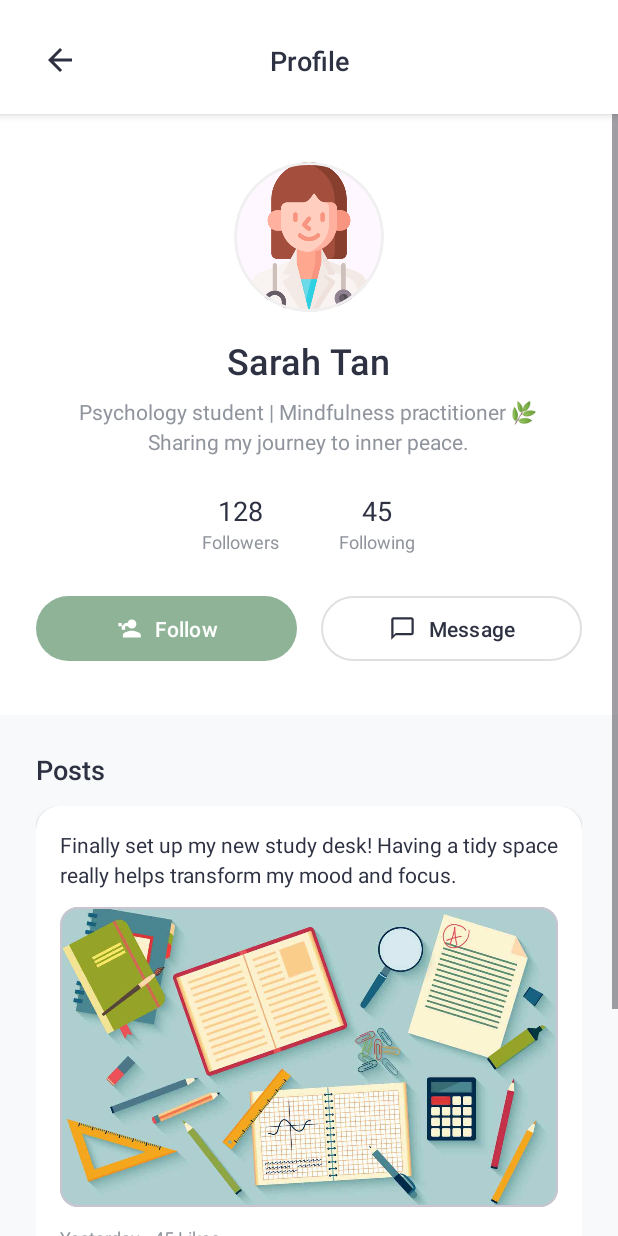
After one commit to Kejunfang/MAD_GP, an Android app: the UserProfile screen opened directly, with no data from a screen before it, on a phone screen of 412 x 824 dp. The commit adds this screen. Run offline under Robolectric (Android 15) with nearby library versions, the phone set to English and light mode, and no system bars.

Commit message:
update function and communityFeed

```diff
--- a/app/src/main/AndroidManifest.xml
+++ b/app/src/main/AndroidManifest.xml
@@ -11,6 +11,9 @@
         android:roundIcon="@mipmap/ic_launcher_round"
         android:supportsRtl="true"
         android:theme="@style/Theme.MAD_GP">
+        <activity
+            android:name=".UserProfile"
+            android:exported="false" />
         <activity
             android:name=".ChatRow"
             android:exported="false" />
--- a/app/src/main/java/com/example/mad_gp/CommunityFeed.java
+++ b/app/src/main/java/com/example/mad_gp/CommunityFeed.java
@@ -16,7 +16,6 @@ public class CommunityFeed extends AppCompatActivity {
     @Override
     protected void onCreate(Bundle savedInstanceState) {
         super.onCreate(savedInstanceState);
-        // 确保这里的 XML 文件名和你 res/layout/ 下的一致
         setContentView(R.layout.activity_community_feed);
 
         // --- 1. 初始化控件 ---
@@ -31,17 +30,33 @@ public class CommunityFeed extends AppCompatActivity {
         LinearLayout navSocial = findViewById(R.id.navSocial);
         LinearLayout navProfile = findViewById(R.id.navProfile);
 
+        // 【新增】获取动态里的头像 (请确保你在 XML 里加了 ID)
+        View ivAvatar1 = findViewById(R.id.ivAvatar1); // Alex Chen 的头像
 
-        // --- 2. 设置功能按钮点击事件 ---
+        // --- 2. 设置头像点击跳转 (UserProfile) ---
+
+        if (ivAvatar1 != null) {
+            ivAvatar1.setOnClickListener(new View.OnClickListener() {
+                @Override
+                public void onClick(View v) {
+                    Intent intent = new Intent(CommunityFeed.this, UserProfile.class);
+                    // (可选) 传递用户名给下一个页面，这样 UserProfile 可以显示不同的名字
+                    intent.putExtra("USER_NAME", "Alex Chen");
+                    startActivity(intent);
+                }
+            });
+        }
+
+
+        // --- 3. 设置其他功能按钮点击事件 ---
 
         // 聊天按钮
         btnChat.setOnClickListener(new View.OnClickListener() {
             @Override
             public void onClick(View v) {
-                // 暂时弹窗，未来可以跳转到 ChatListActivity
-                Intent intent = new Intent(CommunityFeed.this,ChatList.class);
+                // 跳转到聊天列表页
+                Intent intent = new Intent(CommunityFeed.this, ChatList.class);
                 startActivity(intent);
-                Toast.makeText(CommunityFeed.this, "Opening Chats...", Toast.LENGTH_SHORT).show();
             }
         });
 
@@ -49,14 +64,15 @@ public class CommunityFeed extends AppCompatActivity {
         fabPost.setOnClickListener(new View.OnClickListener() {
             @Override
             public void onClick(View v) {
-                Intent intent = new Intent(CommunityFeed.this, CreatePost.class);
+                // 跳转到发布页面
+                // 假设你还没有 CreatePostActivity，这里先保留 Toast 或者跳转逻辑
+                Intent intent = new Intent(CommunityFeed.this, CreatePost.class); // 如果还没建这个文件会报错，请先建好
                 startActivity(intent);
-                Toast.makeText(CommunityFeed.this, "Create a new post", Toast.LENGTH_SHORT).show();
             }
         });
 
 
-        // --- 3. 设置底部导航栏跳转逻辑 ---
+        // --- 4. 设置底部导航栏跳转逻辑 ---
 
         // 跳转到 Home
         navHome.setOnClickListener(new View.OnClickListener() {
@@ -65,6 +81,7 @@ public class CommunityFeed extends AppCompatActivity {
                 Intent intent = new Intent(CommunityFeed.this, HomePage.class);
                 intent.addFlags(Intent.FLAG_ACTIVITY_CLEAR_TOP | Intent.FLAG_ACTIVITY_SINGLE_TOP);
                 startActivity(intent);
+                overridePendingTransition(0, 0);
             }
         });
 
@@ -74,6 +91,7 @@ public class CommunityFeed extends AppCompatActivity {
             public void onClick(View v) {
                 Intent intent = new Intent(CommunityFeed.this, Event.class);
                 startActivity(intent);
+                overridePendingTransition(0, 0);
             }
         });
 
@@ -81,17 +99,17 @@ public class CommunityFeed extends AppCompatActivity {
         navSocial.setOnClickListener(new View.OnClickListener() {
             @Override
             public void onClick(View v) {
-                // 已经在当前页，不做操作，或者可以刷新列表
-                // Toast.makeText(CommunityFeed.this, "Refreshing feed...", Toast.LENGTH_SHORT).show();
+                // 已经在当前页
             }
         });
 
-        // 跳转到 Profile
+        // 跳转到 Profile (我的个人主页)
         navProfile.setOnClickListener(new View.OnClickListener() {
             @Override
             public void onClick(View v) {
                 Intent intent = new Intent(CommunityFeed.this, ProfilePage.class);
                 startActivity(intent);
+                overridePendingTransition(0, 0);
             }
         });
     }
--- a/app/src/main/java/com/example/mad_gp/HomePage.java
+++ b/app/src/main/java/com/example/mad_gp/HomePage.java
@@ -70,14 +70,12 @@ public class HomePage extends AppCompatActivity {
         navHome.setOnClickListener(new View.OnClickListener() {
             @Override
             public void onClick(View v) {
-                Toast.makeText(HomePage.this, "Home clicked!", Toast.LENGTH_SHORT).show();
             }
         });
 
         navEvent.setOnClickListener(new View.OnClickListener() {
             @Override
             public void onClick(View v) {
-                Toast.makeText(HomePage.this, "Event clicked! ", Toast.LENGTH_SHORT).show();
                 // 未来在这里添加跳转代码：
                 Intent intent = new Intent(HomePage.this, Event.class);
                 startActivity(intent);
@@ -88,7 +86,6 @@ public class HomePage extends AppCompatActivity {
             @Override
             public void onClick(View v) {
                 // 跳转到社区页面 (Community Feed)
-                Toast.makeText(HomePage.this, "Social clicked!", Toast.LENGTH_SHORT).show();
                 Intent intent = new Intent(HomePage.this, CommunityFeed.class);
                 startActivity(intent);
             }
@@ -100,7 +97,6 @@ public class HomePage extends AppCompatActivity {
                 // 跳转到个人资料页面 (Profile)
                 // 假设你的 profile 页面目前可能叫 AppointmentBooking? 或者你可以新建一个 ProfileActivity
                 // 这里暂时用 Toast
-                Toast.makeText(HomePage.this, "Profile clicked!", Toast.LENGTH_SHORT).show();
                 Intent intent = new Intent(HomePage.this, ProfilePage.class);
                 startActivity(intent);
             }
--- /dev/null
+++ b/app/src/main/java/com/example/mad_gp/UserProfile.java
@@ -0,0 +1,81 @@
+package com.example.mad_gp; // 记得检查包名
+
+import android.content.Intent;
+import android.content.res.ColorStateList;
+import android.graphics.Color;
+import android.os.Bundle;
+import android.view.View;
+import android.widget.ImageButton;
+import android.widget.TextView;
+import android.widget.Toast;
+
+import androidx.appcompat.app.AppCompatActivity;
+import androidx.core.content.ContextCompat;
+
+import com.google.android.material.button.MaterialButton;
+
+public class UserProfile extends AppCompatActivity {
+
+    private boolean isFollowing = false; // 记录是否已关注
+
+    @Override
+    protected void onCreate(Bundle savedInstanceState) {
+        super.onCreate(savedInstanceState);
+        // 确保这里对应的是你之前创建的他人主页 XML 文件名
+        setContentView(R.layout.activity_user_profile);
+
+        // --- 1. 初始化控件 ---
+        ImageButton btnBack = findViewById(R.id.btnBack);
+        TextView tvUserName = findViewById(R.id.tvUserName);
+        MaterialButton btnFollow = findViewById(R.id.btnFollow);
+        MaterialButton btnMessage = findViewById(R.id.btnMessage);
+
+        // (可选) 如果是从其他页面跳过来并传了名字，可以在这里接收
+        // String name = getIntent().getStringExtra("USER_NAME");
+        // if (name != null) tvUserName.setText(name);
+
+        // --- 2. 返回按钮 ---
+        btnBack.setOnClickListener(new View.OnClickListener() {
+            @Override
+            public void onClick(View v) {
+                finish(); // 关闭当前页面
+            }
+        });
+
+        // --- 3. 关注按钮逻辑 (模拟切换状态) ---
+        btnFollow.setOnClickListener(new View.OnClickListener() {
+            @Override
+            public void onClick(View v) {
+                if (isFollowing) {
+                    // 如果已经是关注状态 -> 取消关注
+                    isFollowing = false;
+                    btnFollow.setText("Follow");
+                    // 恢复成绿色背景
+                    btnFollow.setBackgroundTintList(ColorStateList.valueOf(getResources().getColor(R.color.sage_green)));
+                    btnFollow.setTextColor(getResources().getColor(R.color.white));
+                    Toast.makeText(UserProfile.this, "Unfollowed", Toast.LENGTH_SHORT).show();
+                } else {
+                    // 如果没关注 -> 变成已关注
+                    isFollowing = true;
+                    btnFollow.setText("Following");
+                    // 变成灰色背景，表示已操作
+                    btnFollow.setBackgroundTintList(ColorStateList.valueOf(Color.parseColor("#E0E0E0")));
+                    btnFollow.setTextColor(getResources().getColor(R.color.text_main));
+                    Toast.makeText(UserProfile.this, "Following!", Toast.LENGTH_SHORT).show();
+                }
+            }
+        });
+
+        // --- 4. 聊天按钮逻辑 ---
+        btnMessage.setOnClickListener(new View.OnClickListener() {
+            @Override
+            public void onClick(View v) {
+                // 跳转到聊天页面 (ChatPage)
+                Intent intent = new Intent(UserProfile.this, Chat.class);
+                // 可选：把名字传给聊天页，让聊天页标题显示 "Sarah Tan"
+                intent.putExtra("USER_NAME", tvUserName.getText().toString());
+                startActivity(intent);
+            }
+        });
+    }
+}
--- /dev/null
+++ b/app/src/main/res/drawable/ic_person_add.xml
@@ -0,0 +1,10 @@
+<vector xmlns:android="http://schemas.android.com/apk/res/android"
+    android:width="24dp"
+    android:height="24dp"
+    android:viewportWidth="24"
+    android:viewportHeight="24"
+    android:tint="#FFFFFF">
+    <path
+        android:fillColor="@android:color/white"
+        android:pathData="M15,12c2.21,0 4,-1.79 4,-4s-1.79,-4 -4,-4 -4,1.79 -4,4 1.79,4 4,4zM6,10v-3h-3v3h3v3h3v-3h3v-3h-3zM15,14c-2.67,0 -8,1.34 -8,4v2h16v-2c0,-2.66 -5.33,-4 -8,-4z"/>
+</vector>
--- a/app/src/main/res/layout/activity_community_feed.xml
+++ b/app/src/main/res/layout/activity_community_feed.xml
@@ -87,6 +87,7 @@
                             app:cardCornerRadius="20dp"
                             app:cardElevation="0dp">
                             <ImageView
+                                android:id="@+id/ivAvatar1"
                                 android:layout_width="match_parent"
                                 android:layout_height="match_parent"
                                 android:src="@drawable/counsellor1"
--- /dev/null
+++ b/app/src/main/res/layout/activity_user_profile.xml
@@ -0,0 +1,308 @@
+<?xml version="1.0" encoding="utf-8"?>
+<androidx.constraintlayout.widget.ConstraintLayout xmlns:android="http://schemas.android.com/apk/res/android"
+    xmlns:app="http://schemas.android.com/apk/res-auto"
+    xmlns:tools="http://schemas.android.com/tools"
+    android:layout_width="match_parent"
+    android:layout_height="match_parent"
+    android:background="@color/minimal_bg"
+    android:fitsSystemWindows="true">
+
+    <androidx.constraintlayout.widget.ConstraintLayout
+        android:id="@+id/headerContainer"
+        android:layout_width="match_parent"
+        android:layout_height="wrap_content"
+        android:background="@color/white"
+        android:elevation="4dp"
+        android:paddingTop="16dp"
+        android:paddingBottom="12dp"
+        android:paddingHorizontal="16dp"
+        app:layout_constraintTop_toTopOf="parent">
+
+        <ImageButton
+            android:id="@+id/btnBack"
+            android:layout_width="48dp"
+            android:layout_height="48dp"
+            android:background="?attr/selectableItemBackgroundBorderless"
+            android:padding="12dp"
+            android:src="@drawable/ic_arrow_back"
+            android:clickable="true"
+            android:focusable="true"
+            app:tint="@color/text_main"
+            app:layout_constraintBottom_toBottomOf="parent"
+            app:layout_constraintStart_toStartOf="parent"
+            app:layout_constraintTop_toTopOf="parent"
+            tools:ignore="ContentDescription" />
+
+        <TextView
+            android:layout_width="wrap_content"
+            android:layout_height="wrap_content"
+            android:fontFamily="sans-serif-medium"
+            android:text="Profile"
+            android:textColor="@color/text_main"
+            android:textSize="18sp"
+            app:layout_constraintBottom_toBottomOf="parent"
+            app:layout_constraintEnd_toEndOf="parent"
+            app:layout_constraintStart_toStartOf="parent"
+            app:layout_constraintTop_toTopOf="parent" />
+
+    </androidx.constraintlayout.widget.ConstraintLayout>
+
+    <ScrollView
+        android:layout_width="match_parent"
+        android:layout_height="0dp"
+        android:fillViewport="true"
+        app:layout_constraintBottom_toBottomOf="parent"
+        app:layout_constraintTop_toBottomOf="@id/headerContainer">
+
+        <LinearLayout
+            android:layout_width="match_parent"
+            android:layout_height="wrap_content"
+            android:orientation="vertical"
+            android:paddingBottom="32dp">
+
+            <LinearLayout
+                android:layout_width="match_parent"
+                android:layout_height="wrap_content"
+                android:background="@color/white"
+                android:gravity="center"
+                android:orientation="vertical"
+                android:paddingHorizontal="24dp"
+                android:paddingVertical="32dp">
+
+                <com.google.android.material.card.MaterialCardView
+                    android:layout_width="100dp"
+                    android:layout_height="100dp"
+                    app:cardCornerRadius="50dp"
+                    app:cardElevation="0dp"
+                    app:strokeColor="#F0F0F0"
+                    app:strokeWidth="2dp">
+
+                    <ImageView
+                        android:id="@+id/ivUserAvatar"
+                        android:layout_width="match_parent"
+                        android:layout_height="match_parent"
+                        android:scaleType="centerCrop"
+                        android:src="@drawable/counsellor2" />
+                </com.google.android.material.card.MaterialCardView>
+
+                <TextView
+                    android:id="@+id/tvUserName"
+                    android:layout_width="wrap_content"
+                    android:layout_height="wrap_content"
+                    android:layout_marginTop="16dp"
+                    android:fontFamily="sans-serif-medium"
+                    android:text="Sarah Tan"
+                    android:textColor="@color/text_main"
+                    android:textSize="24sp" />
+
+                <TextView
+                    android:id="@+id/tvUserBio"
+                    android:layout_width="wrap_content"
+                    android:layout_height="wrap_content"
+                    android:layout_marginTop="8dp"
+                    android:gravity="center"
+                    android:lineSpacingMultiplier="1.2"
+                    android:text="Psychology student | Mindfulness practitioner 🌿\nSharing my journey to inner peace."
+                    android:textColor="@color/text_secondary"
+                    android:textSize="14sp" />
+
+                <LinearLayout
+                    android:layout_width="match_parent"
+                    android:layout_height="wrap_content"
+                    android:layout_marginTop="24dp"
+                    android:gravity="center"
+                    android:orientation="horizontal">
+
+                    <LinearLayout
+                        android:layout_width="wrap_content"
+                        android:layout_height="wrap_content"
+                        android:layout_marginEnd="40dp"
+                        android:gravity="center"
+                        android:orientation="vertical">
+
+                        <TextView
+                            android:layout_width="wrap_content"
+                            android:layout_height="wrap_content"
+                            android:fontFamily="sans-serif-bold"
+                            android:text="128"
+                            android:textColor="@color/text_main"
+                            android:textSize="18sp" />
+
+                        <TextView
+                            android:layout_width="wrap_content"
+                            android:layout_height="wrap_content"
+                            android:text="Followers"
+                            android:textColor="@color/text_secondary"
+                            android:textSize="12sp" />
+                    </LinearLayout>
+
+                    <LinearLayout
+                        android:layout_width="wrap_content"
+                        android:layout_height="wrap_content"
+                        android:gravity="center"
+                        android:orientation="vertical">
+
+                        <TextView
+                            android:layout_width="wrap_content"
+                            android:layout_height="wrap_content"
+                            android:fontFamily="sans-serif-bold"
+                            android:text="45"
+                            android:textColor="@color/text_main"
+                            android:textSize="18sp" />
+
+                        <TextView
+                            android:layout_width="wrap_content"
+                            android:layout_height="wrap_content"
+                            android:text="Following"
+                            android:textColor="@color/text_secondary"
+                            android:textSize="12sp" />
+                    </LinearLayout>
+                </LinearLayout>
+
+                <LinearLayout
+                    android:layout_width="match_parent"
+                    android:layout_height="wrap_content"
+                    android:layout_marginTop="24dp"
+                    android:orientation="horizontal">
+
+                    <com.google.android.material.button.MaterialButton
+                        android:id="@+id/btnFollow"
+                        android:layout_width="0dp"
+                        android:layout_height="wrap_content"
+                        android:layout_marginEnd="8dp"
+                        android:layout_weight="1"
+                        android:fontFamily="sans-serif-medium"
+                        android:paddingVertical="12dp"
+                        android:text="Follow"
+                        android:textColor="@color/white"
+                        app:backgroundTint="@color/sage_green"
+                        app:cornerRadius="24dp"
+                        app:elevation="0dp"
+                        app:icon="@drawable/ic_person_add"
+                        app:iconGravity="textStart"
+                        app:iconTint="@color/white" />
+
+                    <com.google.android.material.button.MaterialButton
+                        android:id="@+id/btnMessage"
+                        android:layout_width="0dp"
+                        android:layout_height="wrap_content"
+                        android:layout_marginStart="8dp"
+                        android:layout_weight="1"
+                        android:fontFamily="sans-serif-medium"
+                        android:paddingVertical="12dp"
+                        android:text="Message"
+                        android:textColor="@color/text_main"
+                        app:backgroundTint="@android:color/transparent"
+                        app:cornerRadius="24dp"
+                        app:elevation="0dp"
+                        app:icon="@drawable/ic_chat"
+                        app:iconGravity="textStart"
+                        app:iconTint="@color/text_main"
+                        app:strokeColor="#E0E0E0"
+                        app:strokeWidth="1dp" />
+                </LinearLayout>
+
+            </LinearLayout>
+
+            <TextView
+                android:layout_width="wrap_content"
+                android:layout_height="wrap_content"
+                android:layout_marginStart="24dp"
+                android:layout_marginTop="24dp"
+                android:layout_marginBottom="12dp"
+                android:fontFamily="sans-serif-medium"
+                android:text="Posts"
+                android:textColor="@color/text_main"
+                android:textSize="18sp" />
+
+            <LinearLayout
+                android:layout_width="match_parent"
+                android:layout_height="wrap_content"
+                android:orientation="vertical"
+                android:paddingHorizontal="24dp">
+
+                <com.google.android.material.card.MaterialCardView
+                    android:layout_width="match_parent"
+                    android:layout_height="wrap_content"
+                    android:layout_marginBottom="16dp"
+                    app:cardBackgroundColor="@color/white"
+                    app:cardCornerRadius="16dp"
+                    app:cardElevation="2dp"
+                    app:strokeWidth="0dp">
+
+                    <LinearLayout
+                        android:layout_width="match_parent"
+                        android:layout_height="wrap_content"
+                        android:orientation="vertical"
+                        android:padding="16dp">
+
+                        <TextView
+                            android:layout_width="match_parent"
+                            android:layout_height="wrap_content"
+                            android:text="Finally set up my new study desk! Having a tidy space really helps transform my mood and focus."
+                            android:textColor="@color/text_main"
+                            android:lineSpacingMultiplier="1.2"
+                            android:textSize="14sp" />
+
+                        <com.google.android.material.card.MaterialCardView
+                            android:layout_width="match_parent"
+                            android:layout_height="200dp"
+                            android:layout_marginTop="12dp"
+                            app:cardCornerRadius="12dp"
+                            app:cardElevation="0dp">
+                            <ImageView
+                                android:layout_width="match_parent"
+                                android:layout_height="match_parent"
+                                android:scaleType="centerCrop"
+                                android:src="@drawable/studydesk" />
+                        </com.google.android.material.card.MaterialCardView>
+
+                        <TextView
+                            android:layout_width="wrap_content"
+                            android:layout_height="wrap_content"
+                            android:layout_marginTop="12dp"
+                            android:text="Yesterday • 45 Likes"
+                            android:textColor="@color/text_secondary"
+                            android:textSize="12sp"/>
+                    </LinearLayout>
+                </com.google.android.material.card.MaterialCardView>
+
+                <com.google.android.material.card.MaterialCardView
+                    android:layout_width="match_parent"
+                    android:layout_height="wrap_content"
+                    android:layout_marginBottom="16dp"
+                    app:cardBackgroundColor="@color/white"
+                    app:cardCornerRadius="16dp"
+                    app:cardElevation="2dp"
+                    app:strokeWidth="0dp">
+
+                    <LinearLayout
+                        android:layout_width="match_parent"
+                        android:layout_height="wrap_content"
+                        android:orientation="vertical"
+                        android:padding="16dp">
+
+                        <TextView
+                            android:layout_width="match_parent"
+                            android:layout_height="wrap_content"
+                            android:text="Just finished a meditation session. Feeling refreshed!"
+                            android:textColor="@color/text_main"
+                            android:lineSpacingMultiplier="1.2"
+                            android:textSize="14sp" />
+
+                        <TextView
+                            android:layout_width="wrap_content"
+                            android:layout_height="wrap_content"
+                            android:layout_marginTop="12dp"
+                            android:text="3 days ago • 12 Likes"
+                            android:textColor="@color/text_secondary"
+                            android:textSize="12sp"/>
+                    </LinearLayout>
+                </com.google.android.material.card.MaterialCardView>
+
+            </LinearLayout>
+
+        </LinearLayout>
+    </ScrollView>
+
+</androidx.constraintlayout.widget.ConstraintLayout>
```
